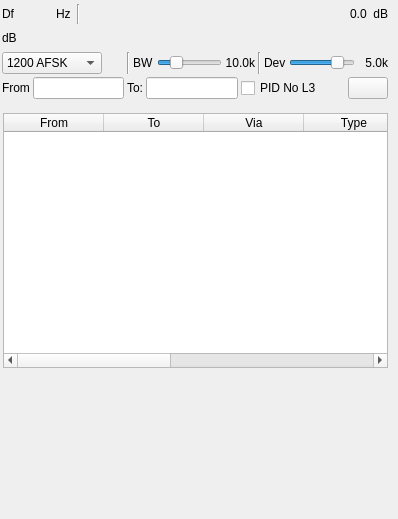
Qt form plugins/channelrx/demodpacket/packetdemodgui.ui (f4exb/sdrangel) before a commit.
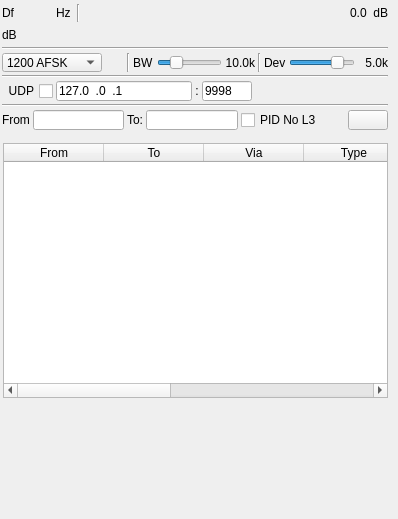
The same form after that commit. Icons and pictures are not drawn. Custom widgets are drawn as their Qt base class.

Commit message: Add UDP ports for packet forwarding in Packet mod and demod.

```diff
--- a/plugins/channelrx/demodpacket/packetdemodgui.ui
+++ b/plugins/channelrx/demodpacket/packetdemodgui.ui
@@ -43,7 +43,7 @@
      <x>0</x>
      <y>0</y>
      <width>390</width>
-     <height>101</height>
+     <height>131</height>
     </rect>
    </property>
    <property name="minimumSize">
@@ -210,7 +210,14 @@
      </layout>
     </item>
     <item>
-     <layout class="QHBoxLayout" name="horizontalLayout">
+     <widget class="Line" name="line_5">
+      <property name="orientation">
+       <enum>Qt::Horizontal</enum>
+      </property>
+     </widget>
+    </item>
+    <item>
+     <layout class="QHBoxLayout" name="phySettingsLayout">
       <item>
        <widget class="QComboBox" name="mode">
         <property name="minimumSize">
@@ -373,7 +380,111 @@
      </layout>
     </item>
     <item>
-     <layout class="QHBoxLayout" name="horizontalLayout_2">
+     <widget class="Line" name="line_6">
+      <property name="orientation">
+       <enum>Qt::Horizontal</enum>
+      </property>
+     </widget>
+    </item>
+    <item>
+     <layout class="QHBoxLayout" name="udpLayout">
+      <item>
+       <widget class="QCheckBox" name="udpEnabled">
+        <property name="toolTip">
+         <string>Send packets via UDP</string>
+        </property>
+        <property name="layoutDirection">
+         <enum>Qt::RightToLeft</enum>
+        </property>
+        <property name="text">
+         <string>UDP</string>
+        </property>
+       </widget>
+      </item>
+      <item>
+       <widget class="QLineEdit" name="udpAddress">
+        <property name="minimumSize">
+         <size>
+          <width>120</width>
+          <height>0</height>
+         </size>
+        </property>
+        <property name="focusPolicy">
+         <enum>Qt::ClickFocus</enum>
+        </property>
+        <property name="toolTip">
+         <string>Destination UDP address</string>
+        </property>
+        <property name="inputMask">
+         <string>000.000.000.000</string>
+        </property>
+        <property name="text">
+         <string>127.0.0.1</string>
+        </property>
+       </widget>
+      </item>
+      <item>
+       <widget class="QLabel" name="udpSeparator">
+        <property name="text">
+         <string>:</string>
+        </property>
+        <property name="alignment">
+         <set>Qt::AlignCenter</set>
+        </property>
+       </widget>
+      </item>
+      <item>
+       <widget class="QLineEdit" name="udpPort">
+        <property name="minimumSize">
+         <size>
+          <width>50</width>
+          <height>0</height>
+         </size>
+        </property>
+        <property name="maximumSize">
+         <size>
+          <width>50</width>
+          <height>16777215</height>
+         </size>
+        </property>
+        <property name="focusPolicy">
+         <enum>Qt::ClickFocus</enum>
+        </property>
+        <property name="toolTip">
+         <string>Destination UDP port</string>
+        </property>
+        <property name="inputMask">
+         <string>00000</string>
+        </property>
+        <property name="text">
+         <string>9998</string>
+        </property>
+       </widget>
+      </item>
+      <item>
+       <spacer name="horizontalSpacer_4">
+        <property name="orientation">
+         <enum>Qt::Horizontal</enum>
+        </property>
+        <property name="sizeHint" stdset="0">
+         <size>
+          <width>40</width>
+          <height>20</height>
+         </size>
+        </property>
+       </spacer>
+      </item>
+     </layout>
+    </item>
+    <item>
+     <widget class="Line" name="line_3">
+      <property name="orientation">
+       <enum>Qt::Horizontal</enum>
+      </property>
+     </widget>
+    </item>
+    <item>
+     <layout class="QHBoxLayout" name="filterLayout">
       <item>
        <widget class="QLabel" name="filterFromLabel">
         <property name="text">
@@ -450,7 +561,7 @@
    <property name="geometry">
     <rect>
      <x>0</x>
-     <y>110</y>
+     <y>140</y>
      <width>391</width>
      <height>261</height>
     </rect>
@@ -556,18 +667,18 @@
    <header>gui/rollupwidget.h</header>
    <container>1</container>
   </customwidget>
-  <customwidget>
-   <class>LevelMeterSignalDB</class>
-   <extends>QWidget</extends>
-   <header>gui/levelmeter.h</header>
-   <container>1</container>
-  </customwidget>
   <customwidget>
    <class>ValueDialZ</class>
    <extends>QWidget</extends>
    <header>gui/valuedialz.h</header>
    <container>1</container>
   </customwidget>
+  <customwidget>
+   <class>LevelMeterSignalDB</class>
+   <extends>QWidget</extends>
+   <header>gui/levelmeter.h</header>
+   <container>1</container>
+  </customwidget>
  </customwidgets>
  <tabstops>
   <tabstop>packets</tabstop>
```
Left out of the diff: 2 changed lines with no effect on the pictures. The commit also changes 24 other files.
